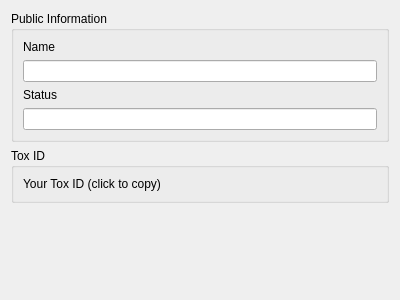
The window that widget/form/settings/identitysettings.ui (qTox/qTox) describes before a commit, drawn with Qt 5.
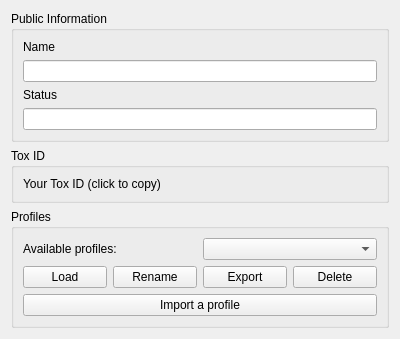
The same window after the commit. Custom widgets are drawn as their Qt base class.

Commit message: readd profiles ui

What changed in the file:
```diff
--- a/widget/form/settings/identitysettings.ui
+++ b/widget/form/settings/identitysettings.ui
@@ -59,6 +59,71 @@
      </layout>
     </widget>
    </item>
+   <item>
+    <widget class="QGroupBox" name="profilesGroup">
+     <property name="title">
+      <string>Profiles</string>
+     </property>
+     <layout class="QVBoxLayout" name="profilesVLayout">
+      <item>
+       <layout class="QHBoxLayout" name="profilesComboLayout">
+        <item>
+         <widget class="QLabel" name="profilesLabel">
+          <property name="text">
+           <string>Available profiles:</string>
+          </property>
+         </widget>
+        </item>
+        <item>
+         <widget class="QComboBox" name="profilesComboBox" />
+        </item>
+       </layout>
+      </item>
+      <item>
+       <layout class="QHBoxLayout" name="profilesButtonsLayout">
+        <item>
+         <widget class="QPushButton" name="loadButton">
+          <property name="text">
+           <string comment="load profile button">Load</string>
+          </property>
+         </widget>
+        </item>
+        <item>
+         <widget class="QPushButton" name="renameButton">
+          <property name="text">
+           <string comment="rename profile button">Rename</string>
+          </property>
+         </widget>
+        </item>
+        <item>
+         <widget class="QPushButton" name="exportButton">
+          <property name="text">
+           <string comment="export profile button">Export</string>
+          </property>
+         </widget>
+        </item>
+        <item>
+         <widget class="QPushButton" name="deleteButton">
+          <property name="text">
+           <string comment="delete profile button">Delete</string>
+          </property>
+          <property name="toolTip">
+           <string comment="delete profile button tooltip">This is useful to remain safe on public computers</string>
+          </property>
+         </widget>
+        </item>
+       </layout>
+      </item>
+      <item>
+       <widget class="QPushButton" name="importButton">
+        <property name="text">
+         <string comment="import profile button">Import a profile</string>
+        </property>
+       </widget>
+      </item>
+     </layout>
+    </widget>
+   </item>
    <item>
     <spacer name="verticalSpacer">
      <property name="orientation">
```
